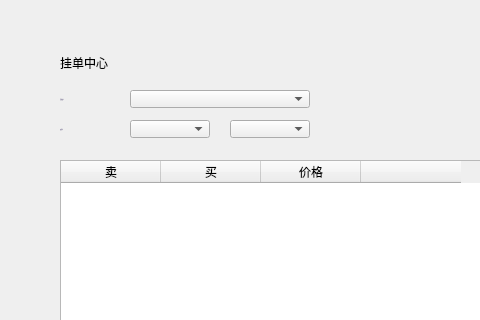
Before: the Qt Designer form LNKWallet/exchange/OnchainOrderPage.ui in HcashOrg/hx-indicator, drawn with Qt 5; both pictures show x 0 to 480 and y 0 to 320 of the 770 by 510 pixel window.
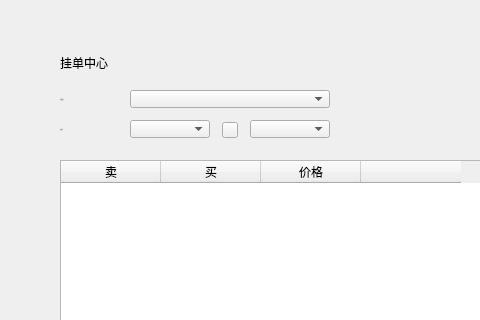
After: the same form once the commit is applied.

What changed in the file:
```diff
--- a/LNKWallet/exchange/OnchainOrderPage.ui
+++ b/LNKWallet/exchange/OnchainOrderPage.ui
@@ -86,7 +86,7 @@
   <widget class="QComboBox" name="assetComboBox2">
    <property name="geometry">
     <rect>
-     <x>230</x>
+     <x>250</x>
      <y>120</y>
      <width>80</width>
      <height>18</height>
@@ -163,7 +163,7 @@
     <rect>
      <x>130</x>
      <y>90</y>
-     <width>180</width>
+     <width>200</width>
      <height>18</height>
     </rect>
    </property>
@@ -220,6 +220,28 @@
     </rect>
    </property>
   </widget>
+  <widget class="QToolButton" name="swapBtn">
+   <property name="geometry">
+    <rect>
+     <x>222</x>
+     <y>122</y>
+     <width>16</width>
+     <height>16</height>
+    </rect>
+   </property>
+   <property name="cursor">
+    <cursorShape>PointingHandCursor</cursorShape>
+   </property>
+   <property name="styleSheet">
+    <string notr="true"/>
+   </property>
+   <property name="text">
+    <string/>
+   </property>
+   <property name="BtnStyle" stdset="0">
+    <string>swap</string>
+   </property>
+  </widget>
  </widget>
  <resources/>
  <connections/>
```
